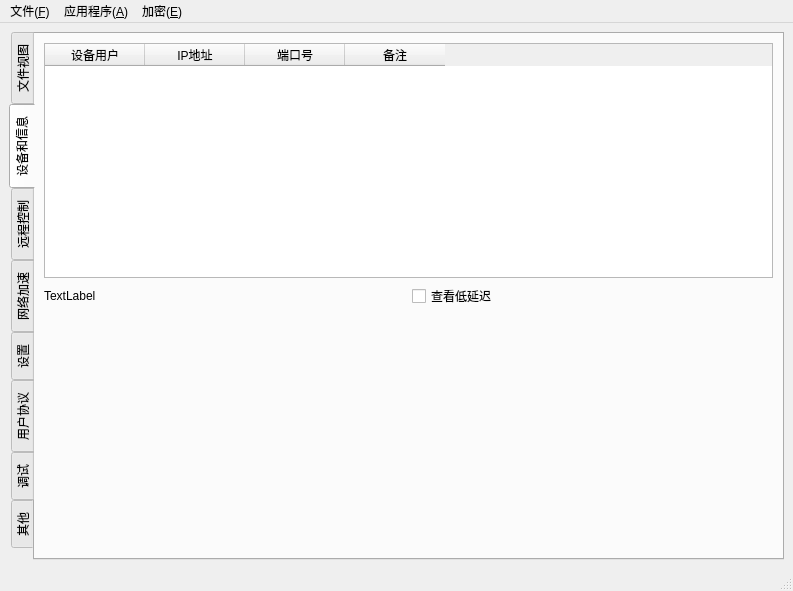
Old version of the form mainwindow.ui in the repository nnpyro1/SyncTunnel.
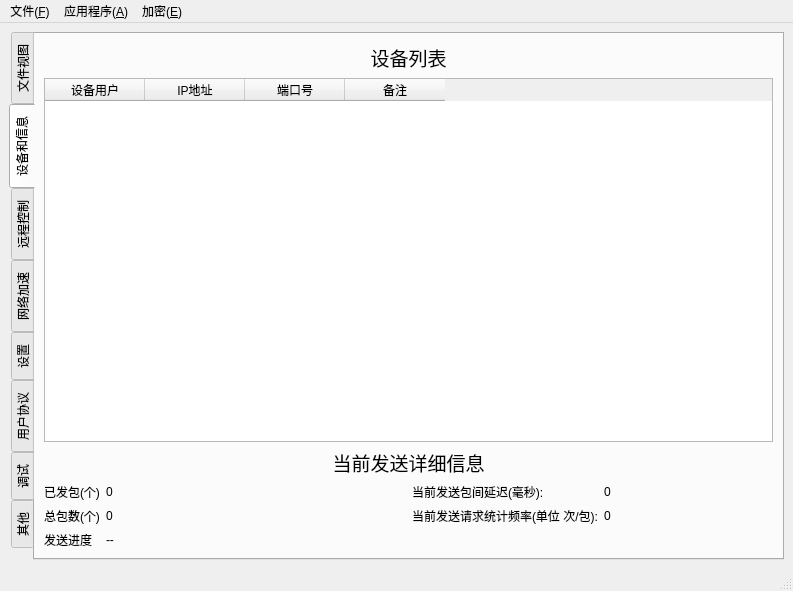
New version of the form. The open tabs and pages were chosen to show the change. Custom widgets are drawn as their Qt base class.

The edit to the form file:
```diff
--- a/mainwindow.ui
+++ b/mainwindow.ui
@@ -249,10 +249,10 @@
         <string>设备和信息</string>
        </attribute>
        <layout class="QGridLayout" name="gridLayout_7">
-        <item row="0" column="0" colspan="2">
+        <item row="1" column="0" colspan="2">
          <widget class="QTableWidget" name="tableWidget_deviceList">
           <property name="sizePolicy">
-           <sizepolicy hsizetype="Expanding" vsizetype="Preferred">
+           <sizepolicy hsizetype="Expanding" vsizetype="Expanding">
             <horstretch>0</horstretch>
             <verstretch>0</verstretch>
            </sizepolicy>
@@ -291,27 +291,99 @@
           </column>
          </widget>
         </item>
-        <item row="1" column="0">
-         <widget class="QLabel" name="label_info_time">
-          <property name="text">
-           <string>TextLabel</string>
-          </property>
-         </widget>
+        <item row="3" column="0" colspan="2">
+         <layout class="QGridLayout" name="gridLayout_12">
+          <item row="0" column="1">
+           <layout class="QFormLayout" name="formLayout">
+            <item row="0" column="0">
+             <widget class="QLabel" name="label_24">
+              <property name="text">
+               <string>当前发送包间延迟(毫秒):</string>
+              </property>
+             </widget>
+            </item>
+            <item row="0" column="1">
+             <widget class="QLabel" name="label_sendInfo_currentDelay">
+              <property name="text">
+               <string>0</string>
+              </property>
+             </widget>
+            </item>
+            <item row="1" column="0">
+             <widget class="QLabel" name="label_25">
+              <property name="text">
+               <string>当前发送请求统计频率(单位 次/包):</string>
+              </property>
+             </widget>
+            </item>
+            <item row="1" column="1">
+             <widget class="QLabel" name="label_sendInfo_currentReqAckLoop">
+              <property name="text">
+               <string>0</string>
+              </property>
+             </widget>
+            </item>
+           </layout>
+          </item>
+          <item row="0" column="0">
+           <layout class="QFormLayout" name="formLayout_2">
+            <item row="0" column="0">
+             <widget class="QLabel" name="label_28">
+              <property name="text">
+               <string>已发包(个)</string>
+              </property>
+             </widget>
+            </item>
+            <item row="0" column="1">
+             <widget class="QLabel" name="label_sendInfo_currentPackage">
+              <property name="text">
+               <string>0</string>
+              </property>
+             </widget>
+            </item>
+            <item row="1" column="0">
+             <widget class="QLabel" name="label_30">
+              <property name="text">
+               <string>总包数(个)</string>
+              </property>
+             </widget>
+            </item>
+            <item row="1" column="1">
+             <widget class="QLabel" name="label_sendInfo_totalPackege">
+              <property name="text">
+               <string>0</string>
+              </property>
+             </widget>
+            </item>
+            <item row="2" column="0">
+             <widget class="QLabel" name="label_29">
+              <property name="text">
+               <string>发送进度</string>
+              </property>
+             </widget>
+            </item>
+            <item row="2" column="1">
+             <widget class="QLabel" name="label_sendInfo_progress">
+              <property name="text">
+               <string>--</string>
+              </property>
+             </widget>
+            </item>
+           </layout>
+          </item>
+         </layout>
         </item>
-        <item row="1" column="1">
-         <widget class="QCheckBox" name="checkBox_info_viewLowDelay">
+        <item row="0" column="0" colspan="2">
+         <widget class="QLabel" name="label_27">
           <property name="text">
-           <string>查看低延迟</string>
+           <string>&lt;html&gt;&lt;head/&gt;&lt;body&gt;&lt;p align=&quot;center&quot;&gt;&lt;span style=&quot; font-size:14pt;&quot;&gt;设备列表&lt;/span&gt;&lt;/p&gt;&lt;/body&gt;&lt;/html&gt;</string>
           </property>
          </widget>
         </item>
         <item row="2" column="0" colspan="2">
-         <widget class="QChartView" name="widget_info_chart1" native="true">
-          <property name="enabled">
-           <bool>true</bool>
-          </property>
-          <property name="cursor">
-           <cursorShape>CrossCursor</cursorShape>
+         <widget class="QLabel" name="label_26">
+          <property name="text">
+           <string>&lt;html&gt;&lt;head/&gt;&lt;body&gt;&lt;p align=&quot;center&quot;&gt;&lt;span style=&quot; font-size:14pt;&quot;&gt;当前发送详细信息&lt;/span&gt;&lt;/p&gt;&lt;/body&gt;&lt;/html&gt;</string>
           </property>
          </widget>
         </item>
@@ -1552,14 +1624,6 @@
    </property>
   </action>
  </widget>
- <customwidgets>
-  <customwidget>
-   <class>QChartView</class>
-   <extends>QWidget</extends>
-   <header>qchartview.h</header>
-   <container>1</container>
-  </customwidget>
- </customwidgets>
  <resources/>
  <connections/>
 </ui>
```
Left out of the diff: 2 changed lines with no effect on the pictures.
